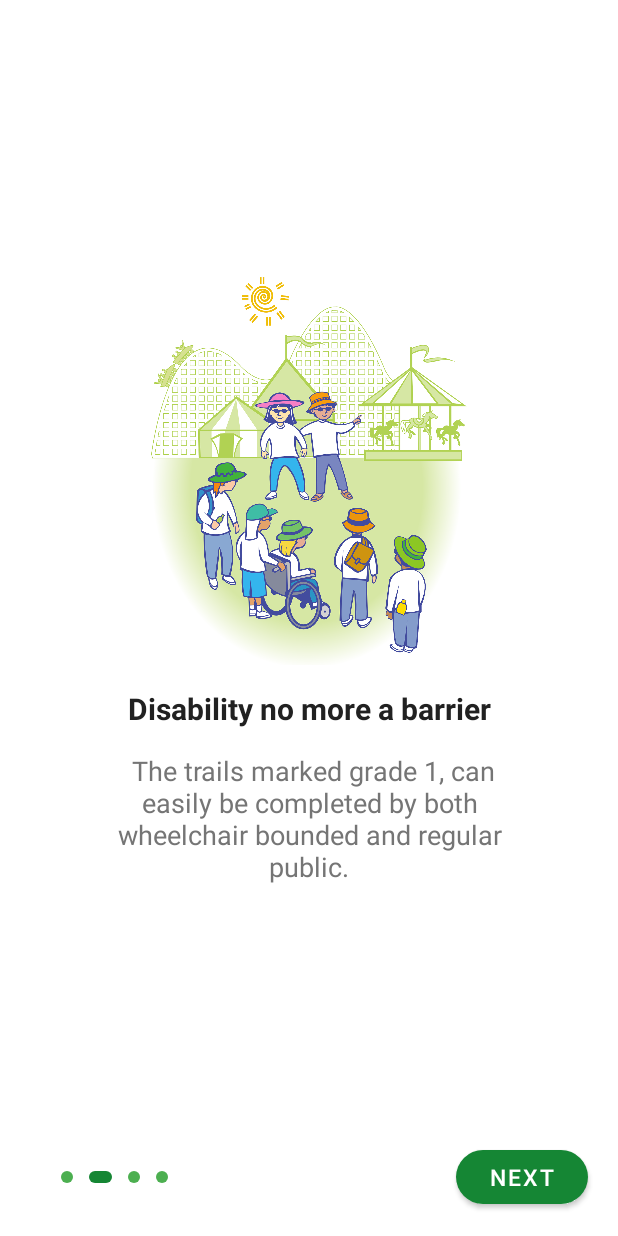
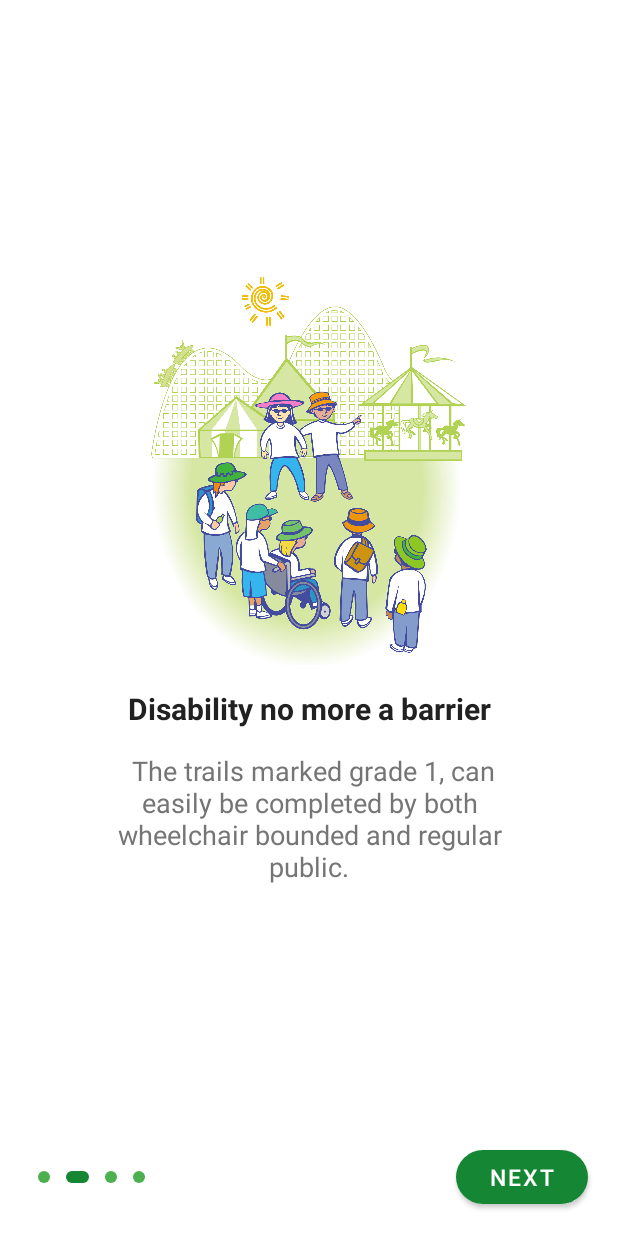
Before and after one commit to Chris-Monash/Easy_Trail, an Android app: the screen it shows after launch (SplashActivity), after a tap on "NEXT", on a phone screen of 412 x 824 dp. Run offline under Robolectric (Android 15) with nearby library versions, the phone set to English and light mode, and no system bars; Roboto replaces fonts that are not available here.

```diff
--- a/app/src/main/java/com/example/easytrail/AnimalInfoActivity.java
+++ b/app/src/main/java/com/example/easytrail/AnimalInfoActivity.java
@@ -42,7 +42,7 @@ public class AnimalInfoActivity extends AppCompatActivity {
         StatusBar.setActivityAdapter(this,true);
         setContentView(R.layout.activity_animal_info);
         toolbar = findViewById(R.id.animalInfo_toolbar);
-        toolbar.setTitle("Animal Information");
+        toolbar.setTitle("Explore what you spotted");
         setSupportActionBar(toolbar);
         getSupportActionBar().setDisplayHomeAsUpEnabled(true);
         getSupportActionBar().setDisplayShowHomeEnabled(true);
--- a/app/src/main/java/com/example/easytrail/SplashActivity.java
+++ b/app/src/main/java/com/example/easytrail/SplashActivity.java
@@ -141,7 +141,7 @@ public class SplashActivity extends AppCompatActivity {
 
         OnBoardingItem itemSpotOption = new OnBoardingItem();
         itemSpotOption.setTitle("More the spotting more the Points");
-        itemSpotOption.setDescription(" Each animal is awarded points based on the difficulty of spotting the animals. The points awarded for an animal spotting is as follows: Common:10 Points, Uncommon:15 Points and Rare:20 Points. And Remember Save animals One paw at a Time");
+        itemSpotOption.setDescription(" Each animal is awarded points based on the difficulty of spotting the animals. The points awarded for an animal spotting is as follows: Common:10 Points, Uncommon:15 Points, Rare:20 Points and animals on the list: 25 Points. And Remember Save animals One paw at a Time");
         itemSpotOption.setImage(R.drawable.fourth);
 
 
--- a/app/src/main/res/layout/activity_splash.xml
+++ b/app/src/main/res/layout/activity_splash.xml
@@ -7,6 +7,32 @@
     tools:context=".SplashActivity"
     android:background="@color/white">
 
+
+
+
+    <androidx.viewpager2.widget.ViewPager2
+        android:id="@+id/onBoardingViewPager"
+        android:layout_width="match_parent"
+        android:layout_height="match_parent">
+
+
+    </androidx.viewpager2.widget.ViewPager2>
+
+
+
+    <LinearLayout
+        android:id="@+id/layoutOnboardingIndicators"
+        android:layout_width="wrap_content"
+        android:layout_height="wrap_content"
+        android:layout_marginStart="20dp"
+        android:layout_marginEnd="20dp"
+        android:layout_marginBottom="15dp"
+        android:orientation="horizontal"
+        app:layout_constraintBottom_toBottomOf="parent"
+        app:layout_constraintTop_toTopOf="@id/buttonOnBoardingAction"
+        app:layout_constraintStart_toStartOf="parent"
+
+        />
     <com.google.android.material.button.MaterialButton
         android:id="@+id/buttonOnBoardingAction"
         android:layout_width="wrap_content"
@@ -22,25 +48,5 @@
         android:layout_marginRight="20dp" />
 
 
-    <androidx.viewpager2.widget.ViewPager2
-        android:id="@+id/onBoardingViewPager"
-        android:layout_width="match_parent"
-        android:layout_height="match_parent"/>
-
-
-    <LinearLayout
-        android:id="@+id/layoutOnboardingIndicators"
-        android:layout_width="0dp"
-        android:layout_height="wrap_content"
-        android:layout_marginStart="20dp"
-        android:layout_marginEnd="20dp"
-        android:orientation="horizontal"
-        android:padding="15dp"
-        app:layout_constraintBottom_toBottomOf="@+id/buttonOnBoardingAction"
-        app:layout_constraintEnd_toStartOf="@+id/buttonOnBoardingAction"
-        app:layout_constraintStart_toStartOf="parent"
-        app:layout_constraintTop_toTopOf="@+id/buttonOnBoardingAction"/>
-
-
 
 </androidx.constraintlayout.widget.ConstraintLayout>
--- a/app/src/main/res/layout/activity_spotting_animal.xml
+++ b/app/src/main/res/layout/activity_spotting_animal.xml
@@ -87,7 +87,7 @@
         android:layout_height="wrap_content"
         android:layout_marginStart="10dp"
         android:layout_marginEnd="20dp"
-        android:text="Scroll to view animals"
+        android:text="Click to know more"
         android:textColor="#757575"
         android:textSize="30sp"
         android:layout_below="@+id/tv2"/>
@@ -123,7 +123,7 @@
         android:layout_marginBottom="20dp"
         android:layout_alignParentBottom="true"
         android:text = "END TRAIL"
-        android:fontFamily="sans-serif"
+        android:textAppearance="?attr/textAppearanceButton"
         android:padding="12dp"
         app:elevation="12dp"/>
 
--- a/app/src/main/res/layout/activity_trail_detail.xml
+++ b/app/src/main/res/layout/activity_trail_detail.xml
@@ -59,7 +59,7 @@
         android:layout_marginStart="16dp"
         android:layout_marginEnd="16dp"
         android:layout_marginBottom="20dp"
-        android:fontFamily="@font/rubik"
+        android:textAppearance="?attr/textAppearanceButton"
         android:gravity="center"
         android:text="Start Trail"
         android:textColor="#FFFFFF"
--- a/app/src/main/res/layout/animal_info_container.xml
+++ b/app/src/main/res/layout/animal_info_container.xml
@@ -55,6 +55,7 @@
                 android:layout_marginStart="16dp"
                 android:layout_marginEnd="16dp"
                 tools:text="Animal abundance"
+                android:textColor="@color/textPrimary"
                 android:fontFamily="sans-serif"/>
 
             <LinearLayout
--- a/app/src/main/res/layout/fragment_help.xml
+++ b/app/src/main/res/layout/fragment_help.xml
@@ -69,7 +69,7 @@
             android:layout_marginTop="100dp"
             android:text="About us"
             android:textColor="#FFF"
-            android:backgroundTint="@color/colorPrimaryDark"
+            android:backgroundTint="@color/colorPrimary"
             android:textAllCaps="false"
             android:textAppearance="?attr/textAppearanceButton"
             app:elevation="12dp"
@@ -84,7 +84,7 @@
             android:layout_marginTop="20dp"
             android:text="How to use the Application"
             android:textColor="#FFF"
-            android:backgroundTint="@color/colorPrimaryDark"
+            android:backgroundTint="@color/colorPrimary"
             android:textAllCaps="false"
             android:textAppearance="?attr/textAppearanceButton"
             android:layout_below="@id/about_about_btn"
```
Also changed, not shown: app/src/main/java/com/example/easytrail/SpottingAnimalActivity.java (+21 -3 lines), app/src/main/res/layout/activity_animal_info.xml (+19 -4 lines), app/src/main/res/layout/activity_end_trail.xml (+4 -5 lines), app/src/main/res/layout/animal_scrolling.xml (+13 -0 lines), app/src/main/res/layout/fragment_explore.xml (+19 -0 lines), app/src/main/res/layout/layout_bottom_sheet.xml (+6 -2 lines), 1 other file.
